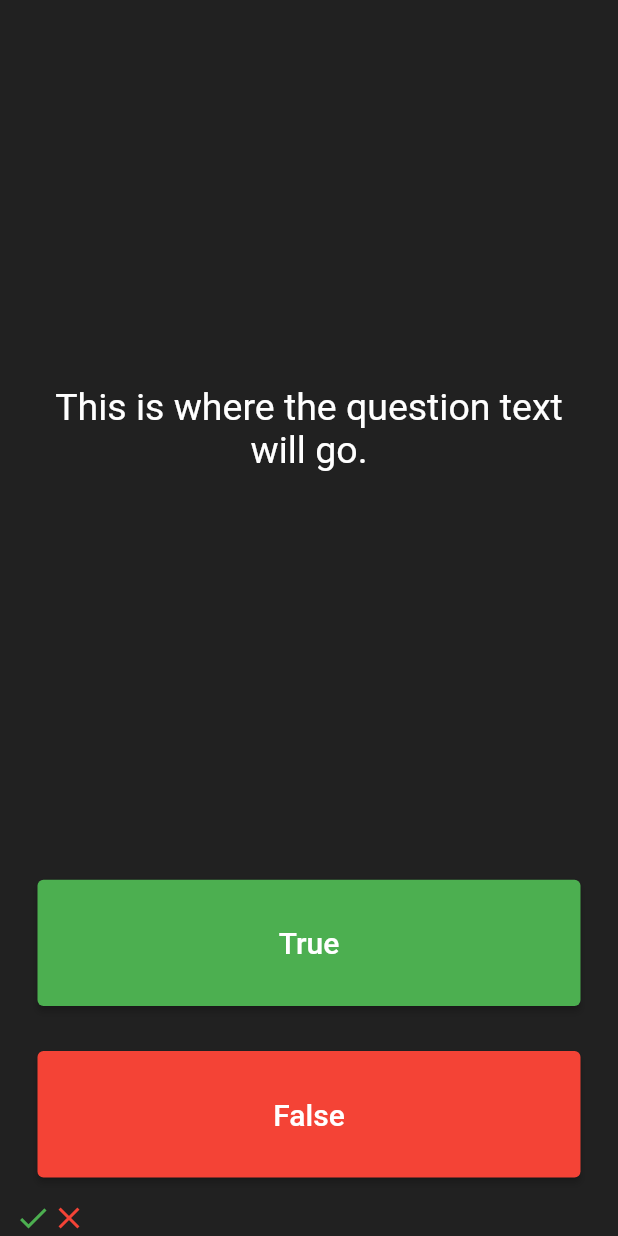
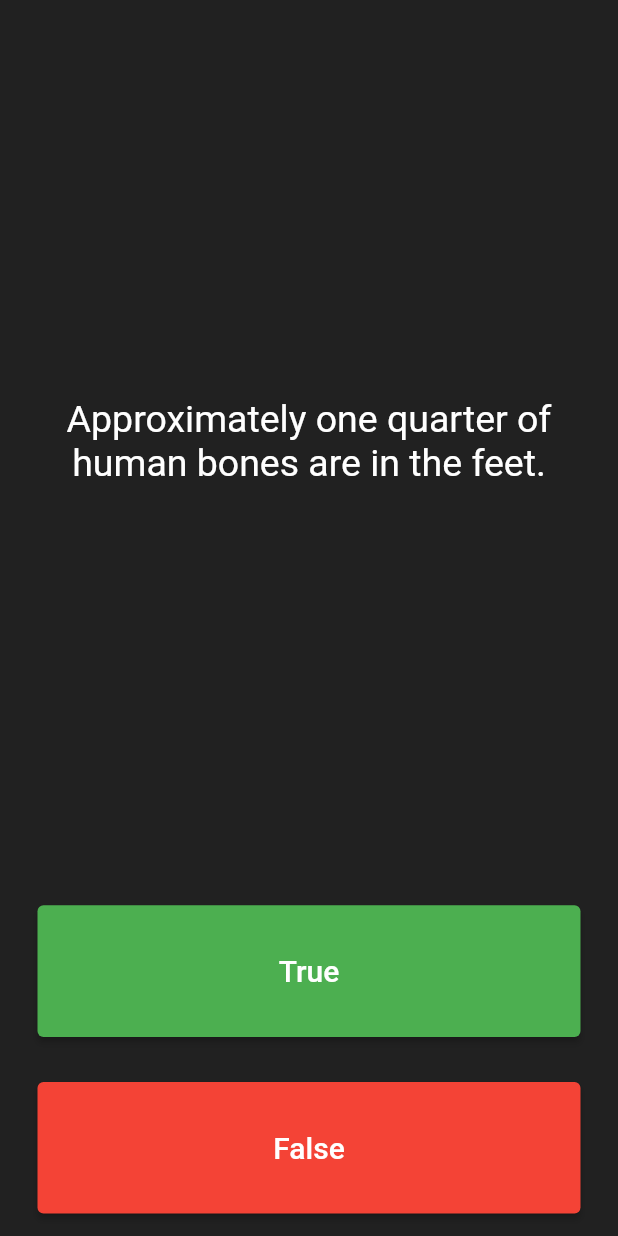
Before and after one commit to nkkk-py/Quizzler_flutter, a Flutter app: the screen it shows after launch, after a tap on "True", on a phone screen of 412 x 824 dp. Run offline on Flutter 3.47's test engine with Material 2 defaults, Android fonts, the phone set to English and light mode, and no system bars.

Commit message:
Voilà !!! Le code est déjà viable. L'appli est fonctionnelle. Bon maintenant il est temps de tunner les choses avec un peu d'orienté-objet avancé

```diff
--- a/lib/main.dart
+++ b/lib/main.dart
@@ -1,4 +1,7 @@
+import 'dart:math';
+
 import 'package:flutter/material.dart';
+import 'package:quizzler_flutter/question.dart';
 
 void main() => runApp(const Quizzler());
 
@@ -30,32 +33,62 @@ class QuizPage extends StatefulWidget {
 }
 
 class _QuizPageState extends State<QuizPage> {
+  int questionNumber = 0;
+
+  List<Widget> scoreKeeper = [];
+
+  /*List<String> questions = [
+    'You can lead a cow down stairs but not up stairs.',
+    'Approximately one quarter of human bones are in the feet.',
+    'A slug\'s blood is green.'
+  ];
+
+  List<bool> answers = [false, true, true];
+
+  Question q1 = Question(
+    question: 'You can lead a cow down stairs but not up stairs.',
+    answer: false,
+  );
+  Question q2 = Question(
+    question: 'Approximately one quarter of human bones are in the feet.',
+    answer: false,
+  );
+  Question q3 = Question(
+    question: 'A slug\'s blood is green.',
+    answer: false,
+  );
+*/
+
+  List<Question> questionBank = [
+    Question(
+      question: 'You can lead a cow down stairs but not up stairs.',
+      answer: false,
+    ),
+    Question(
+      question: 'Approximately one quarter of human bones are in the feet.',
+      answer: true,
+    ),
+    Question(
+      question: 'A slug\'s blood is green.',
+      answer: true,
+    ),
+  ];
+
   @override
   Widget build(BuildContext context) {
-    List<Widget> scoreKeeper = [
-      Icon(
-        Icons.check,
-        color: Colors.green,
-      ),
-      Icon(
-        Icons.close,
-        color: Colors.red,
-      ),
-    ];
-
     return Column(
       mainAxisAlignment: MainAxisAlignment.spaceBetween,
       crossAxisAlignment: CrossAxisAlignment.stretch,
       children: <Widget>[
-        const Expanded(
+        Expanded(
           flex: 5,
           child: Padding(
-            padding: EdgeInsets.all(10.0),
+            padding: const EdgeInsets.all(10.0),
             child: Center(
               child: Text(
-                'This is where the question text will go.',
+                questionBank[questionNumber].questionText,
                 textAlign: TextAlign.center,
-                style: TextStyle(
+                style: const TextStyle(
                   fontSize: 25.0,
                   color: Colors.white,
                 ),
@@ -79,6 +112,18 @@ class _QuizPageState extends State<QuizPage> {
               ),
               onPressed: () {
                 //The user picked true.
+                bool correctAnswer =
+                    questionBank[questionNumber].questionAnswer;
+
+                // if (correctAnswer == true)
+                if (correctAnswer)
+                  print('User got it right');
+                else
+                  print('User got it wrong');
+
+                setState(() {
+                  questionNumber = Random().nextInt(3);
+                });
               },
             ),
           ),
@@ -99,6 +144,17 @@ class _QuizPageState extends State<QuizPage> {
               ),
               onPressed: () {
                 //The user picked false.
+                bool correctAnswer =
+                    questionBank[questionNumber].questionAnswer;
+
+                // if (correctAnswer == false)
+                if (!correctAnswer)
+                  print('User got it right');
+                else
+                  print('User got it wrong');
+                setState(() {
+                  questionNumber = Random().nextInt(3);
+                });
               },
             ),
           ),
--- /dev/null
+++ b/lib/question.dart
@@ -0,0 +1,9 @@
+class Question {
+  late String questionText;
+  late bool questionAnswer;
+
+  Question({required String question, required bool answer}) {
+    questionAnswer = answer;
+    questionText = question;
+  }
+}
```
Also changed, not shown: 1 other file.
